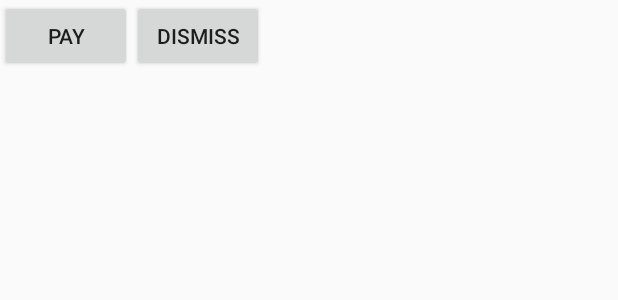
After one commit to Niko88/PosApp, an Android app: the layout fragment_payment.xml on its own in the app's theme, with its tools: preview values and no code run, on a phone screen of 412 x 824 dp. The commit adds this screen. Shown: the top 300 px of the screen. Run offline under Robolectric (Android 15) with nearby library versions, the phone set to English and light mode, and no system bars.

Commit message:
Added Payment Fragment and basic Behaviour

```diff
--- a/app/src/main/java/com/example/nicholasesposito/posapp/fragments/ExtraOptionsFragment.java
+++ b/app/src/main/java/com/example/nicholasesposito/posapp/fragments/ExtraOptionsFragment.java
@@ -40,12 +40,12 @@ public class ExtraOptionsFragment extends DialogFragment {
     // TODO: Rename and change types of parameters
     private String mParam1;
     private String mParam2;
+    private double charge;
 
 
     public ExtraOptionsFragment() {
         // Required empty public constructor
     }
-
     /**
      * Use this factory method to create a new instance of
      * this fragment using the provided parameters.
@@ -115,6 +115,7 @@ public class ExtraOptionsFragment extends DialogFragment {
         AlertDialog.Builder builder = new AlertDialog.Builder(getActivity());
 
         builder.setTitle("Select Milk type:").setView(view);
+        builder.setCancelable(false);
 
         Button dismiss = (Button) view.findViewById(R.id.dismiss);
         dismiss.setOnClickListener(new View.OnClickListener() {
--- a/app/src/main/java/com/example/nicholasesposito/posapp/holders/OptionsViewHolder.java
+++ b/app/src/main/java/com/example/nicholasesposito/posapp/holders/OptionsViewHolder.java
@@ -18,7 +18,7 @@ import com.example.nicholasesposito.posapp.model.Option;
 public class OptionsViewHolder extends RecyclerView.ViewHolder{
     //ViewHolder class for the options items, ViewHolder manages how the view its displayed
 
-    private ImageView mainImage;
+    private ImageView mainImage,extraAvailable;
     private TextView TitleTextView;
 
     public OptionsViewHolder(View itemView) {//When the adapter creates a new ViewHolder this is its constructor
@@ -26,6 +26,7 @@ public class OptionsViewHolder extends RecyclerView.ViewHolder{
 
         this.mainImage = (ImageView) itemView.findViewById(R.id.main_image);
         this.TitleTextView = (TextView) itemView.findViewById(R.id.main_text);
+        this.extraAvailable = (ImageView) itemView.findViewById(R.id.extraImage);
     }
 
     public void updateUI(Option option){//In case a single view is modified, its data is updated here
@@ -33,6 +34,8 @@ public class OptionsViewHolder extends RecyclerView.ViewHolder{
         int resource = mainImage.getResources().getIdentifier(uri,null,mainImage.getContext().getPackageName());
         mainImage.setImageResource(resource);
         TitleTextView.setText(option.getOptionTitle());
+        if(option.isExtraAvailable())
+        extraAvailable.setVisibility(View.VISIBLE);
     }
 
 }
--- a/app/src/main/java/com/example/nicholasesposito/posapp/model/Option.java
+++ b/app/src/main/java/com/example/nicholasesposito/posapp/model/Option.java
@@ -39,7 +39,7 @@ public class Option {
 
     public Option(String optionTitle, String imgUri,double itemPrice, boolean extraAvailable) {
         this.optionTitle = optionTitle;
-        this.price = price;
+        this.price = itemPrice;
         this.extraAvailable = extraAvailable;
         this.imgUri = imgUri;
     }
--- a/app/src/main/java/com/example/nicholasesposito/posapp/services/TransactionDataService.java
+++ b/app/src/main/java/com/example/nicholasesposito/posapp/services/TransactionDataService.java
@@ -21,10 +21,6 @@ public class TransactionDataService {
     private ArrayList<TransactionObject> list = new ArrayList<>();
 
     public ArrayList<TransactionObject> getTransactions(){
-//        list.add(new TransactionObject(2.00,"Espresso"));
-//        list.add(new TransactionObject(2.50,"Cappuccino"));
-//        list.add(new TransactionObject(3.60,"Carrot Cake"));
-//        list.add(new TransactionObject(2.00,"Espresso"));
         return list;
     }
 
--- /dev/null
+++ b/app/src/main/res/layout/fragment_payment.xml
@@ -0,0 +1,26 @@
+<FrameLayout xmlns:android="http://schemas.android.com/apk/res/android"
+    xmlns:tools="http://schemas.android.com/tools"
+    android:layout_width="match_parent"
+    android:layout_height="match_parent"
+    tools:context="com.example.nicholasesposito.posapp.fragments.PaymentFragment">
+
+    <LinearLayout
+        android:layout_width="match_parent"
+        android:layout_height="match_parent"
+        android:orientation="vertical">
+        <LinearLayout
+            android:layout_width="match_parent"
+            android:layout_height="wrap_content">
+            <Button
+                android:layout_width="wrap_content"
+                android:layout_height="wrap_content"
+                android:text="Pay"
+                android:id="@+id/paymentButton"/>
+            <Button
+                android:layout_width="wrap_content"
+                android:layout_height="wrap_content"
+                android:text="Dismiss"
+                android:id="@+id/paymentDismiss"/>
+        </LinearLayout>
+    </LinearLayout>
+</FrameLayout>
```
Also changed, not shown: app/src/main/java/com/example/nicholasesposito/posapp/activities/MainActivity.java (+35 -6 lines), app/src/main/java/com/example/nicholasesposito/posapp/fragments/PaymentFragment.java (added, +95 -0 lines), app/src/main/java/com/example/nicholasesposito/posapp/services/OptionsDataService.java (+8 -0 lines), app/src/main/res/drawable/round_corners_extra.xml (added, +9 -0 lines), app/src/main/res/layout/card_option.xml (+13 -4 lines), app/src/main/res/drawable/addextra.png (added), app/src/main/res/drawable/doubleespresso.jpg (added), app/src/main/res/drawable/macchiato.JPG (added).
